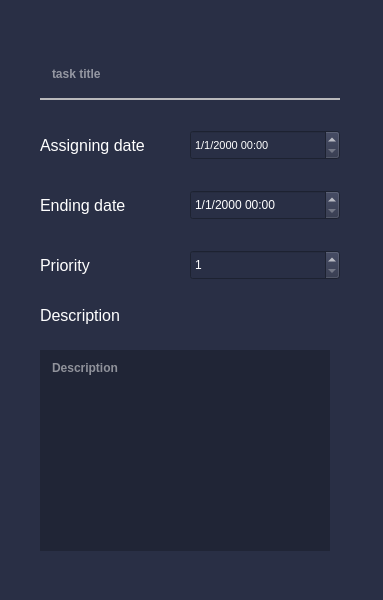
Before: the Qt Designer form ETM/showTask.ui in yusufnasserdev/Employees-Task-Manager, drawn with Qt 5.
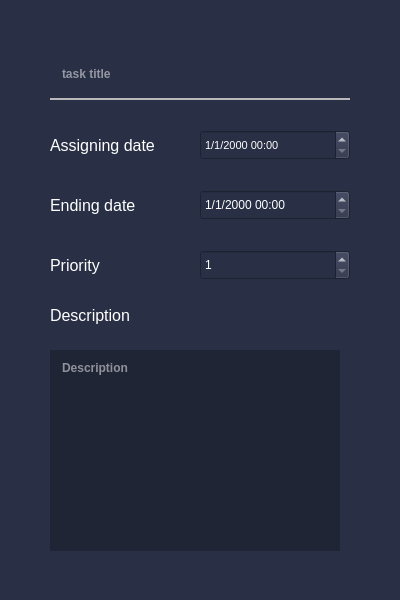
After: the same form once the commit is applied. Icons and pictures are not drawn.

Patch:
```diff
--- a/ETM/showTask.ui
+++ b/ETM/showTask.ui
@@ -6,7 +6,7 @@
    <rect>
     <x>0</x>
     <y>0</y>
-    <width>383</width>
+    <width>400</width>
     <height>600</height>
    </rect>
   </property>
@@ -187,7 +187,7 @@
   <widget class="QLineEdit" name="title">
    <property name="geometry">
     <rect>
-     <x>40</x>
+     <x>50</x>
      <y>50</y>
      <width>300</width>
      <height>50</height>
@@ -203,7 +203,7 @@
   <widget class="QLineEdit" name="description">
    <property name="geometry">
     <rect>
-     <x>40</x>
+     <x>50</x>
      <y>350</y>
      <width>290</width>
      <height>201</height>
@@ -223,7 +223,7 @@
   <widget class="QLabel" name="label_5">
    <property name="geometry">
     <rect>
-     <x>40</x>
+     <x>50</x>
      <y>190</y>
      <width>121</width>
      <height>31</height>
@@ -241,7 +241,7 @@
   <widget class="QLabel" name="label_7">
    <property name="geometry">
     <rect>
-     <x>40</x>
+     <x>50</x>
      <y>300</y>
      <width>111</width>
      <height>31</height>
@@ -259,7 +259,7 @@
   <widget class="QLabel" name="label_6">
    <property name="geometry">
     <rect>
-     <x>40</x>
+     <x>50</x>
      <y>250</y>
      <width>71</width>
      <height>31</height>
@@ -277,7 +277,7 @@
   <widget class="QSpinBox" name="priority">
    <property name="geometry">
     <rect>
-     <x>190</x>
+     <x>200</x>
      <y>250</y>
      <width>150</width>
      <height>30</height>
@@ -293,7 +293,7 @@
   <widget class="QDateTimeEdit" name="deadline">
    <property name="geometry">
     <rect>
-     <x>190</x>
+     <x>200</x>
      <y>190</y>
      <width>150</width>
      <height>30</height>
@@ -306,7 +306,7 @@
   <widget class="QLabel" name="label_4">
    <property name="geometry">
     <rect>
-     <x>40</x>
+     <x>50</x>
      <y>130</y>
      <width>131</width>
      <height>31</height>
@@ -324,7 +324,7 @@
   <widget class="QDateTimeEdit" name="assigningDate">
    <property name="geometry">
     <rect>
-     <x>190</x>
+     <x>200</x>
      <y>130</y>
      <width>150</width>
      <height>30</height>
```
Left out of the diff: 8 changed lines with no effect on the pictures.
